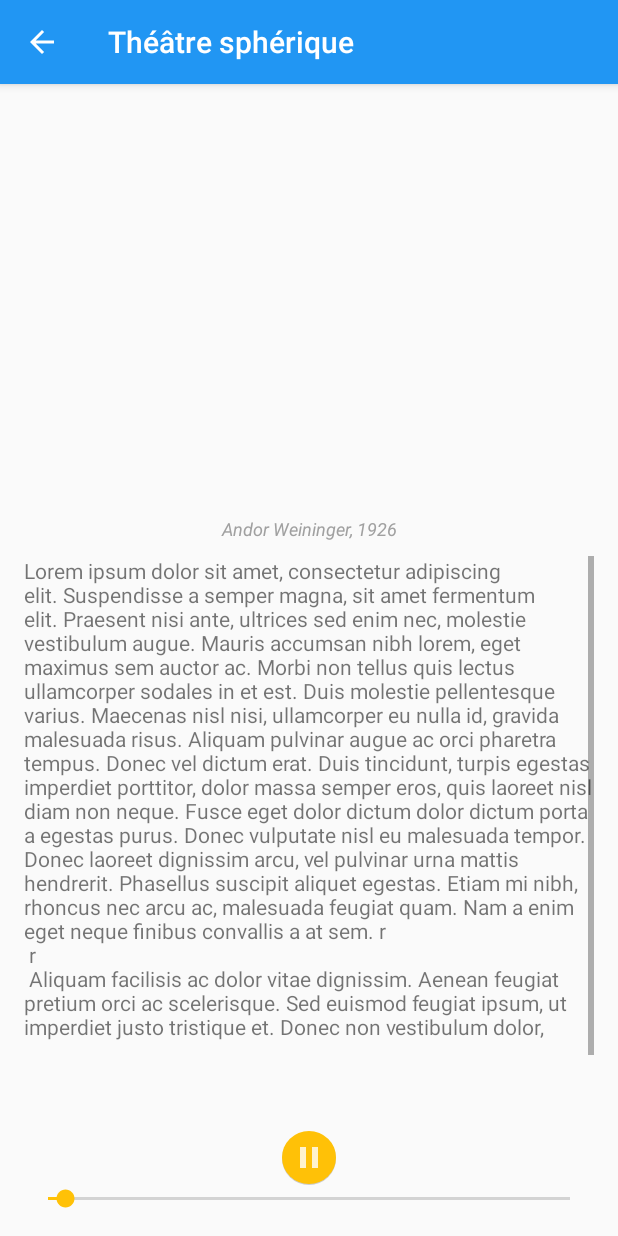
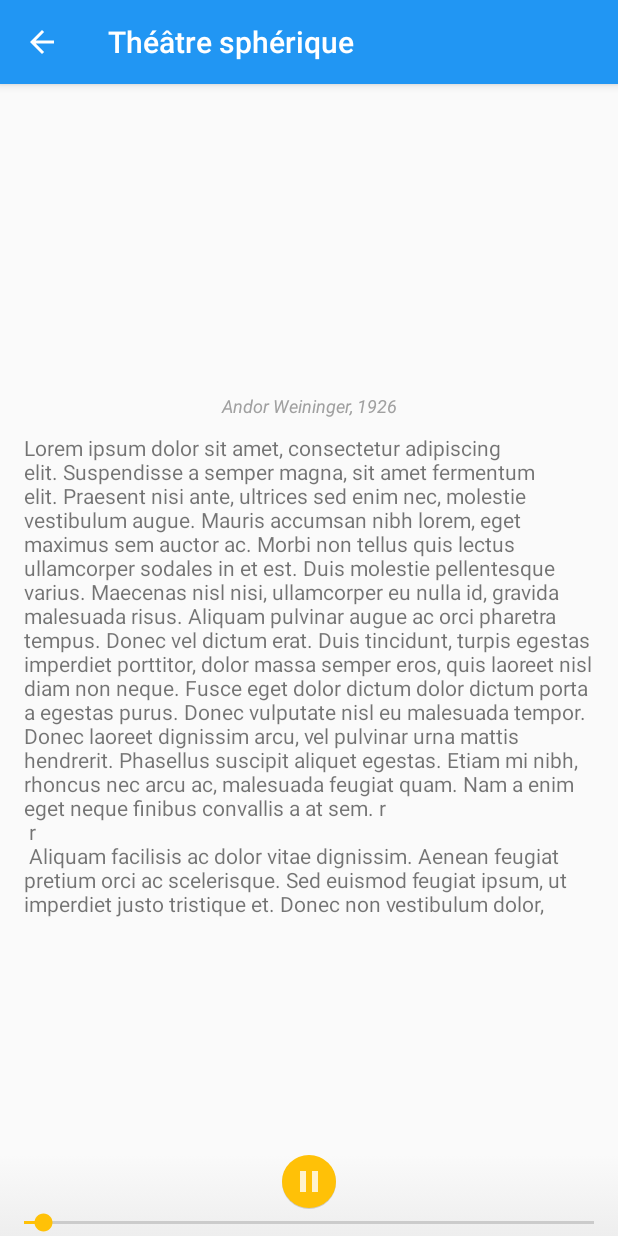
Before and after one commit to hberenger/exporizon, an Android app: the DetailActivity screen opened directly, with no data from a screen before it, on a phone screen of 412 x 824 dp. Run offline under Robolectric (Android 15) with nearby library versions, the phone set to English and light mode, and no system bars; our stand-ins replace ButterKnife; libraries missing offline, so code that uses them is left out: uk.co.senab; plain views replace PhotoView; 2 statements that could not run were skipped.

Commit message:
Layout detail page and player background

```diff
--- a/app/src/main/java/com/bureau/nocomment/exporizon/activity/DetailActivity.java
+++ b/app/src/main/java/com/bureau/nocomment/exporizon/activity/DetailActivity.java
@@ -71,7 +71,8 @@ public class DetailActivity extends AppCompatActivity {
         actionBar.setTitle("Théâtre sphérique");
         itemTitle.setVisibility(View.GONE);
         itemSubtitle.setText(italicCharSequenceFrom("Andor Weininger, 1926"));
-        itemDescription.setText(R.string.lorem_ipsum);
+        String msg = this.getString(R.string.lorem_ipsum);
+        itemDescription.setText(msg + "\r\n" + "\r\n" + "\r\n" + "\r\n" + "\r\n");
         itemDescription.setMovementMethod(new ScrollingMovementMethod());
 
         progressUpdateHandler = new Handler();
--- /dev/null
+++ b/app/src/main/res/drawable/player_background.xml
@@ -0,0 +1,12 @@
+<?xml version="1.0" encoding="utf-8"?>
+<selector xmlns:android="http://schemas.android.com/apk/res/android">
+    <item>
+        <shape>
+            <gradient
+                android:angle="270"
+                android:startColor="#00EEEEEE"
+                android:endColor="#FFEEEEEE"
+                android:type="linear" />
+        </shape>
+    </item>
+</selector>
--- a/app/src/main/res/layout/content_detail.xml
+++ b/app/src/main/res/layout/content_detail.xml
@@ -1,18 +1,17 @@
 <?xml version="1.0" encoding="utf-8"?>
-<LinearLayout xmlns:android="http://schemas.android.com/apk/res/android"
+<RelativeLayout xmlns:android="http://schemas.android.com/apk/res/android"
     xmlns:app="http://schemas.android.com/apk/res-auto"
     xmlns:tools="http://schemas.android.com/tools"
     android:id="@+id/content_detail"
     android:layout_width="match_parent"
     android:layout_height="match_parent"
-    android:paddingBottom="@dimen/activity_vertical_margin"
-    android:paddingLeft="@dimen/activity_horizontal_margin"
-    android:paddingRight="@dimen/activity_horizontal_margin"
+    android:paddingBottom="0dp"
+    android:paddingLeft="0dp"
+    android:paddingRight="0dp"
     android:paddingTop="@dimen/activity_vertical_margin"
     app:layout_behavior="@string/appbar_scrolling_view_behavior"
     tools:context="com.bureau.nocomment.exporizon.activity.DetailActivity"
-    tools:showIn="@layout/activity_detail"
-    android:orientation="vertical">
+    tools:showIn="@layout/activity_detail">
 
     <uk.co.senab.photoview.PhotoView
         android:id="@+id/item_image"
@@ -20,15 +19,16 @@
         android:layout_height="180dp"
         android:adjustViewBounds="true"
         android:layout_gravity="center_horizontal"
-        android:layout_weight="0.22"
         android:contentDescription="@string/item_detail"
-        android:layout_marginBottom="@dimen/detail_page_element_margin" />
+        android:layout_marginBottom="@dimen/detail_page_element_margin"
+        android:layout_alignParentTop="true" />
 
     <TextView
         android:id="@+id/item_title"
         android:layout_width="match_parent"
         android:layout_height="wrap_content"
-        android:layout_marginBottom="@dimen/detail_page_element_margin"/>
+        android:layout_marginBottom="@dimen/detail_page_element_margin"
+        android:layout_below="@id/item_image"/>
 
     <TextView
         android:id="@+id/item_subtitle"
@@ -36,16 +36,27 @@
         android:layout_height="wrap_content"
         android:gravity="center_horizontal"
         android:textAppearance="@style/subtitleText"
-        android:layout_marginBottom="@dimen/detail_page_element_margin" />
+        android:layout_marginBottom="@dimen/detail_page_element_margin"
+        android:layout_below="@id/item_title"/>
 
     <TextView
         android:id="@+id/item_description"
         android:layout_width="match_parent"
+        android:paddingLeft="@dimen/activity_horizontal_margin"
+        android:paddingRight="@dimen/activity_horizontal_margin"
         android:layout_height="0dp"
-        android:layout_weight="1.0"
         android:maxLines="20"
         android:scrollbars="vertical"
-        android:layout_marginBottom="@dimen/detail_page_element_margin" />
+        android:layout_marginBottom="@dimen/detail_page_element_margin"
+        android:layout_below="@id/item_subtitle"
+        android:layout_alignParentBottom="true" />
+
+    <LinearLayout
+        android:layout_width="match_parent"
+        android:layout_height="wrap_content"
+        android:orientation="vertical"
+        android:layout_alignParentBottom="true"
+        android:background="@drawable/player_background">
 
         <ImageButton
             android:id="@+id/play_button"
@@ -55,7 +66,7 @@
             android:src="@drawable/ic_play_button"
             android:contentDescription="@string/play_button"
             android:background="@drawable/round_button"
-        android:tint="@color/buttonPlay"/>
+            android:tint="@color/buttonPlay" />
 
         <ImageButton
             android:id="@+id/pause_button"
@@ -73,7 +84,9 @@
             android:layout_width="match_parent"
             android:layout_height="wrap_content"
             android:progress="50"
-        android:max="100"/>
+            android:max="100"
+            />
+    </LinearLayout>
 
 
-</LinearLayout>
+</RelativeLayout>
```
Lines whose indentation alone changed are shown as unchanged.
